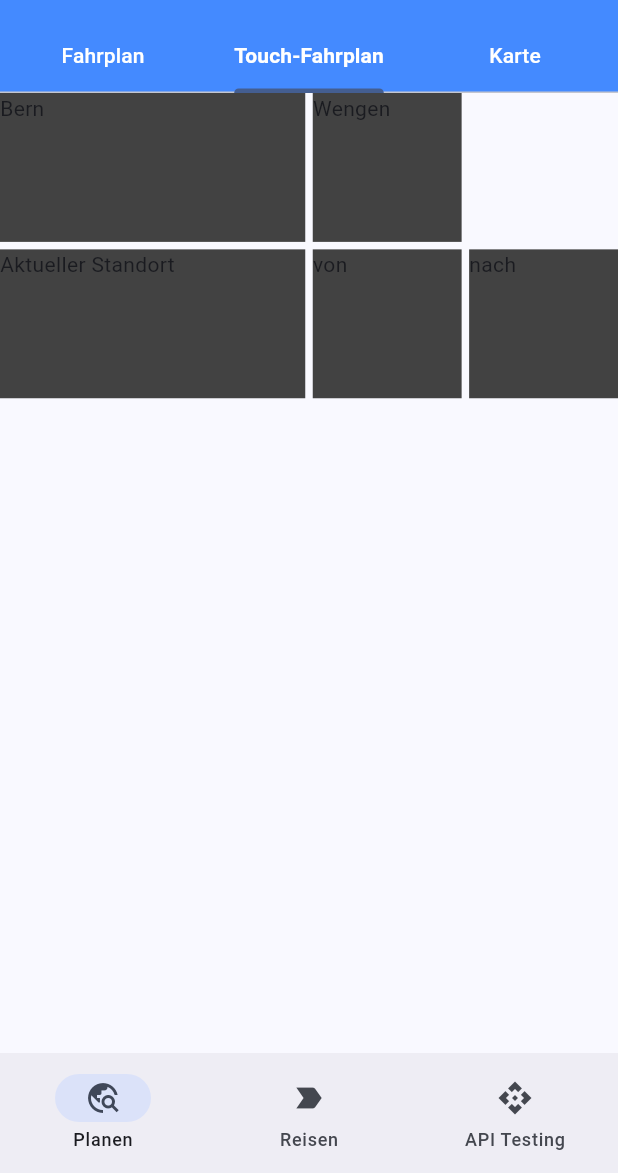
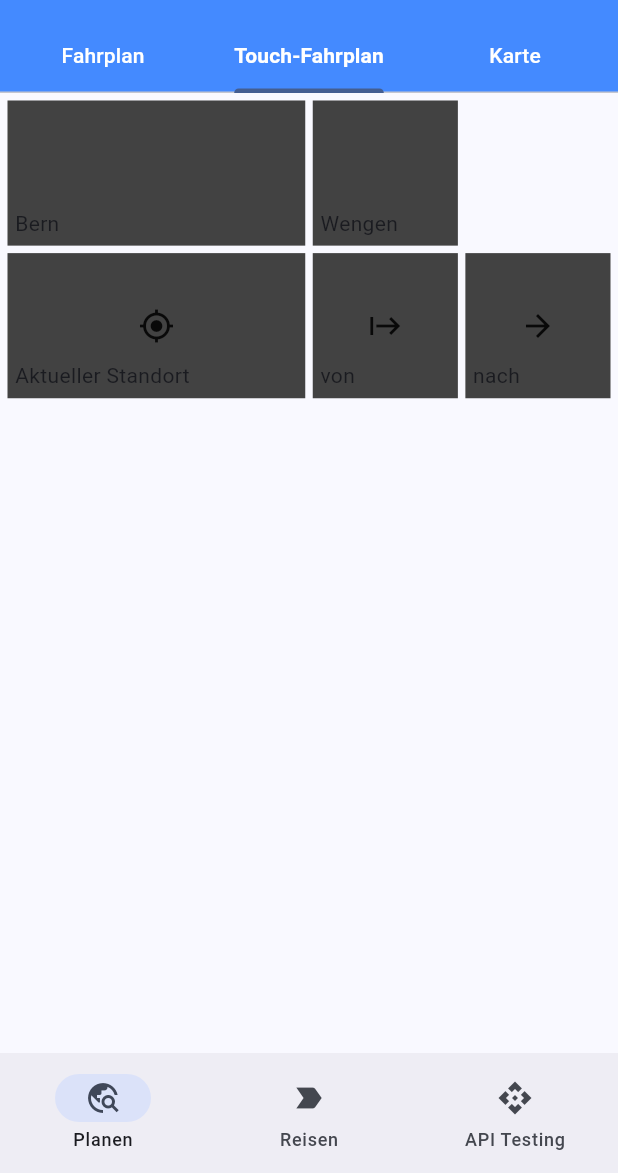
Before and after one commit to Wii42/swissTransport, a Flutter app: the screen it shows after launch, tab 2 chosen, on a phone screen of 412 x 824 dp, the part 63-1236 px from its top. Run offline on Flutter 3.47's test engine with Material 3 defaults, Android fonts, the phone set to English and light mode, and no system bars; our stand-ins replace flutter_map, geolocator, go_router, latlong2, shared_preferences; missing offline and left inert: flutter_map_animations; network calls fail.

Commit message:
UI improvement for Touch-Fahrplan

```diff
--- a/lib/ui/touch_fahrplan_page.dart
+++ b/lib/ui/touch_fahrplan_page.dart
@@ -39,8 +39,10 @@ class _TouchFahrplanPageState extends State<TouchFahrplanPage> {
 
   @override
   Widget build(BuildContext context) {
-    double spacing = 5;
-    return Column(
+    const double spacing = 5;
+    return Padding(
+      padding: const EdgeInsets.all(spacing),
+      child: Column(
         children: [
           stationsGrid([
             stationTile(stationName: 'Bern', crossAxisCellCount: 2),
@@ -48,16 +50,21 @@ class _TouchFahrplanPageState extends State<TouchFahrplanPage> {
           ], spacing: spacing),
           SizedBox(height: spacing),
           stationsGrid([
-          stationTile(stationName: currentLocation, crossAxisCellCount: 2),
-          stationTile(stationName: from),
-          stationTile(stationName: to)
+            stationTile(
+                stationName: currentLocation,
+                icon: Icons.my_location_outlined,
+                crossAxisCellCount: 2),
+            stationTile(stationName: from, icon: Icons.start),
+            stationTile(stationName: to, icon: Icons.arrow_forward),
           ], spacing: spacing)
         ],
+      ),
     );
   }
 
   StaggeredGridTile stationTile(
       {required String stationName,
+      IconData? icon,
       int mainAxisCellCount = 1,
       int crossAxisCellCount = 1}) {
     return StaggeredGridTile.count(
@@ -66,7 +73,7 @@ class _TouchFahrplanPageState extends State<TouchFahrplanPage> {
       child: GridTile(
           child: DragTarget<String>(
         onAcceptWithDetails: (details) {
-          print("launch connection ${details.data} -> $stationName");
+          log("launch connection ${details.data} -> $stationName");
           showConnections(details.data, stationName);
         },
         onWillAcceptWithDetails: (details) => details.data != stationName,
@@ -85,28 +92,37 @@ class _TouchFahrplanPageState extends State<TouchFahrplanPage> {
                 if (_dragSourceStation == null) {
                   setState(() {
                     _dragSourceStation = stationName;
-                    print("Drag started from $_dragSourceStation");
+                    log("Drag started from $_dragSourceStation");
                   });
                 }
               },
               onDragEnd: (_) {
                 if (_dragSourceStation == stationName) {
                   setState(() {
-                    print("Drag ended from $_dragSourceStation");
+                    log("Drag ended from $_dragSourceStation");
                     _dragSourceStation = null;
                   });
                 }
               },
-              feedback: Center(
-                  child: Icon(Icons.circle, size: 16, color: Colors.blue)),
+              feedback: Icon(Icons.circle, size: 16, color: Colors.blue),
               child: Opacity(
                 opacity: darken ? 0.5 : 1.0,
-                child: Container(
-                    color: Colors.grey[800], child: Text(stationName)),
+                child: tileBody(stationName, icon: icon),
               ));
         },
       )),
     );
+  }
+
+  Container tileBody(String stationName, {IconData? icon}) {
+    return Container(
+        color: Colors.grey[800],
+        child: Stack(
+          children: [
+            if (icon != null) Center(child: Icon(icon)),
+            Positioned(left: 5, bottom: 5, child: Text(stationName)),
+          ],
+        ));
   }
 
   StaggeredGrid stationsGrid(List<StaggeredGridTile> stations,
@@ -163,7 +179,6 @@ class _TouchFahrplanPageState extends State<TouchFahrplanPage> {
         type: LocationType.station.name,
       ),
     );
-    print('Close stations: ${closeStations.stations}');
     Iterable<Location> stationsWithDistance = closeStations.stations
         .where((s) => s.distance != null && s.icon != TransportVehicles.none);
     return stationsWithDistance
```
Lines whose indentation alone changed are shown as unchanged.
